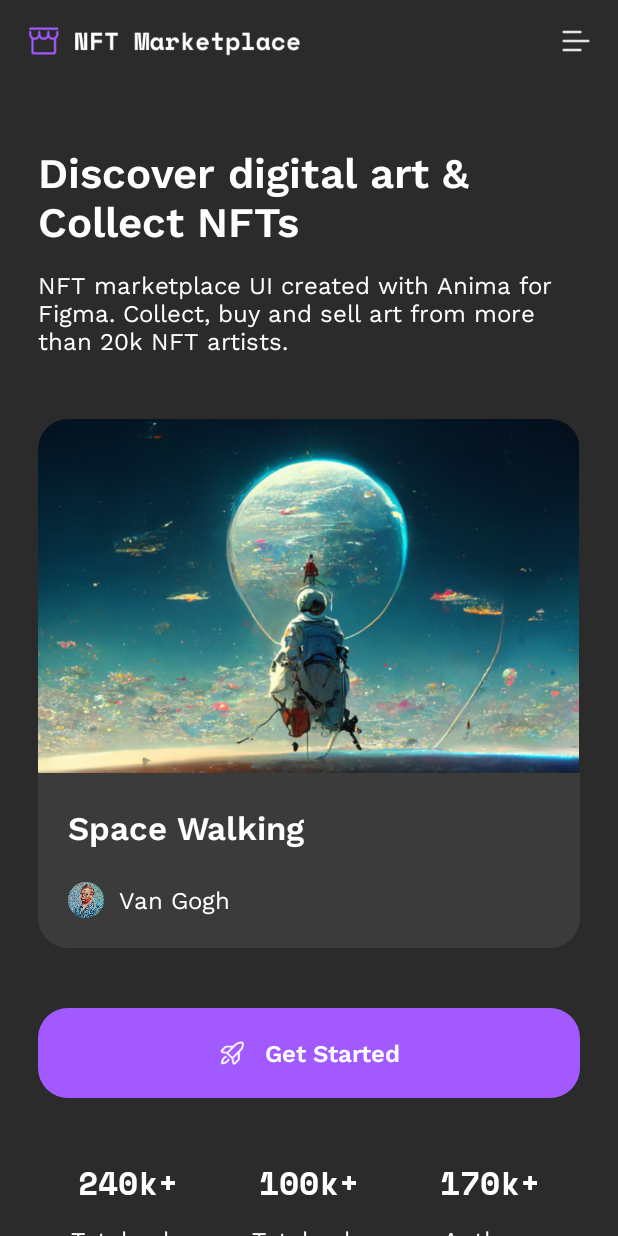
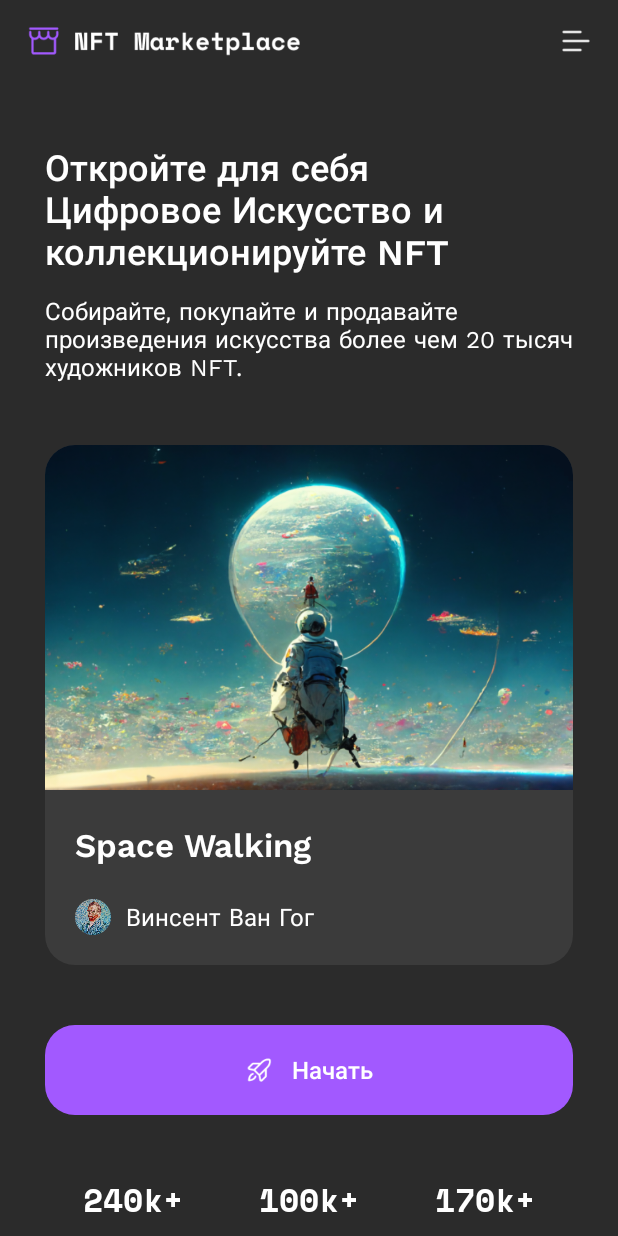
Before and after one commit to sweetconsole/DetectingFraudulentCredit-CardTransactions, an Android app: the screen it shows after launch (MainActivity), on a phone screen of 412 x 824 dp. Run offline under Robolectric (Android 15) with nearby library versions, the phone set to English and light mode, and no system bars.

Commit message:
Update app

```diff
--- /dev/null
+++ b/app/src/main/res/drawable/border_button.xml
@@ -0,0 +1,11 @@
+<?xml version="1.0" encoding="utf-8"?>
+<selector xmlns:android="http://schemas.android.com/apk/res/android">
+    <item>
+        <shape android:shape="rectangle">
+            <stroke
+                android:width="2dp"
+                android:color="@color/violet"/>
+            <corners android:radius="20dp" />
+        </shape>
+    </item>
+</selector>
--- a/app/src/main/res/layout/activity_main.xml
+++ b/app/src/main/res/layout/activity_main.xml
@@ -54,26 +54,26 @@
         android:layout_marginTop="54dp"
         android:fillViewport="true"
         app:layout_constraintEnd_toEndOf="parent"
-        app:layout_constraintHorizontal_bias="0.0"
         app:layout_constraintStart_toStartOf="parent"
         app:layout_constraintTop_toBottomOf="@+id/appBarLayout">
 
 
         <androidx.constraintlayout.widget.ConstraintLayout
             android:layout_width="match_parent"
-            android:layout_height="wrap_content">
+            android:layout_height="wrap_content"
+            android:paddingBottom="40dp">
 
             <TextView
                 android:id="@+id/introTitle"
                 android:layout_width="match_parent"
                 android:layout_height="wrap_content"
-                android:layout_marginStart="25dp"
+                android:layout_marginStart="30dp"
                 android:layout_marginTop="40dp"
-                android:layout_marginEnd="25dp"
+                android:layout_marginEnd="30dp"
                 android:fontFamily="@font/work_sans_semi_bold"
                 android:text="@string/intro_title"
                 android:textColor="@color/white"
-                android:textSize="28sp"
+                android:textSize="24sp"
                 app:layout_constraintEnd_toEndOf="parent"
                 app:layout_constraintStart_toStartOf="parent"
                 app:layout_constraintTop_toTopOf="parent" />
@@ -82,9 +82,9 @@
                 android:id="@+id/introDescription"
                 android:layout_width="match_parent"
                 android:layout_height="wrap_content"
-                android:layout_marginStart="25dp"
+                android:layout_marginStart="30dp"
                 android:layout_marginTop="10dp"
-                android:layout_marginEnd="25dp"
+                android:layout_marginEnd="30dp"
                 android:fontFamily="@font/work_sans_regular"
                 android:text="@string/intro_description"
                 android:textColor="@color/white"
@@ -99,9 +99,9 @@
                 android:id="@+id/introBlock"
                 android:layout_width="match_parent"
                 android:layout_height="wrap_content"
-                android:layout_marginStart="25dp"
+                android:layout_marginStart="30dp"
                 android:layout_marginTop="40dp"
-                android:layout_marginEnd="25dp"
+                android:layout_marginEnd="30dp"
                 android:background="@drawable/layout_bg"
                 app:layout_constraintEnd_toEndOf="parent"
                 app:layout_constraintStart_toStartOf="parent"
@@ -173,9 +173,9 @@
                 android:id="@+id/getStartedButton"
                 android:layout_width="match_parent"
                 android:layout_height="60dp"
-                android:layout_marginStart="25dp"
+                android:layout_marginStart="30dp"
                 android:layout_marginTop="40dp"
-                android:layout_marginEnd="25dp"
+                android:layout_marginEnd="30dp"
                 android:gravity="center"
                 android:background="@drawable/background_button"
                 app:layout_constraintEnd_toEndOf="parent"
@@ -186,7 +186,7 @@
                     android:id="@+id/getStartedButtonImage"
                     android:layout_width="20dp"
                     android:layout_height="20dp"
-                    android:src="@drawable/rocket_icon"
+                    android:src="@drawable/rocket_icon_white"
                     android:background="@color/violet"
                     app:layout_constraintBottom_toBottomOf="parent"
                     app:layout_constraintEnd_toEndOf="parent"
@@ -214,9 +214,9 @@
                 android:id="@+id/introInfo"
                 android:layout_width="match_parent"
                 android:layout_height="wrap_content"
-                android:layout_marginStart="25dp"
+                android:layout_marginStart="30dp"
                 android:layout_marginTop="40dp"
-                android:layout_marginEnd="25dp"
+                android:layout_marginEnd="30dp"
                 android:baselineAligned="false"
                 app:layout_constraintEnd_toEndOf="parent"
                 app:layout_constraintStart_toStartOf="parent"
@@ -326,9 +326,9 @@
                 android:id="@+id/trendingCollectionTitle"
                 android:layout_width="match_parent"
                 android:layout_height="wrap_content"
-                android:layout_marginStart="25dp"
+                android:layout_marginStart="30dp"
                 android:layout_marginTop="80dp"
-                android:layout_marginEnd="25dp"
+                android:layout_marginEnd="30dp"
                 android:fontFamily="@font/work_sans_semi_bold"
                 android:text="@string/trending_collection_title"
                 android:textColor="@color/white"
@@ -341,9 +341,9 @@
                 android:id="@+id/trendingCollectionDescription"
                 android:layout_width="match_parent"
                 android:layout_height="wrap_content"
-                android:layout_marginStart="25dp"
+                android:layout_marginStart="30dp"
                 android:layout_marginTop="10dp"
-                android:layout_marginEnd="25dp"
+                android:layout_marginEnd="30dp"
                 android:fontFamily="@font/work_sans_regular"
                 android:text="@string/trending_collection_description"
                 android:textColor="@color/white"
@@ -356,9 +356,9 @@
                 android:id="@+id/trendingCollectionImageOne"
                 android:layout_width="match_parent"
                 android:layout_height="match_parent"
-                android:layout_marginStart="25dp"
+                android:layout_marginStart="30dp"
                 android:layout_marginTop="40dp"
-                android:layout_marginEnd="25dp"
+                android:layout_marginEnd="30dp"
                 android:adjustViewBounds="true"
                 app:layout_constraintEnd_toEndOf="parent"
                 app:layout_constraintStart_toStartOf="parent"
@@ -370,9 +370,9 @@
                 android:id="@+id/linearLayout"
                 android:layout_width="match_parent"
                 android:layout_height="wrap_content"
-                android:layout_marginStart="25dp"
+                android:layout_marginStart="30dp"
                 android:layout_marginTop="25dp"
-                android:layout_marginEnd="25dp"
+                android:layout_marginEnd="30dp"
                 android:orientation="horizontal"
                 app:layout_constraintEnd_toEndOf="parent"
                 app:layout_constraintStart_toStartOf="parent"
@@ -415,9 +415,9 @@
                 android:id="@+id/trendingCollectionName"
                 android:layout_width="match_parent"
                 android:layout_height="wrap_content"
-                android:layout_marginStart="25dp"
+                android:layout_marginStart="30dp"
                 android:layout_marginTop="15dp"
-                android:layout_marginEnd="25dp"
+                android:layout_marginEnd="30dp"
                 android:fontFamily="@font/work_sans_semi_bold"
                 android:text="@string/trending_collection_name"
                 android:textColor="@color/white"
@@ -427,10 +427,12 @@
                 app:layout_constraintTop_toBottomOf="@+id/linearLayout" />
 
             <androidx.constraintlayout.widget.ConstraintLayout
+                android:id="@+id/constraintLayout"
                 android:layout_width="match_parent"
                 android:layout_height="wrap_content"
-                android:layout_marginStart="25dp"
-                android:layout_marginEnd="25dp"
+                android:layout_marginStart="30dp"
+                android:layout_marginTop="15dp"
+                android:layout_marginEnd="30dp"
                 app:layout_constraintEnd_toEndOf="parent"
                 app:layout_constraintStart_toStartOf="parent"
                 app:layout_constraintTop_toBottomOf="@+id/trendingCollectionName">
@@ -451,16 +453,97 @@
                     android:layout_width="wrap_content"
                     android:layout_height="wrap_content"
                     android:layout_marginStart="10dp"
+                    android:fontFamily="@font/work_sans_regular"
                     android:text="@string/trending_collection_author_name"
                     android:textColor="@color/white"
                     android:textSize="16sp"
-                    android:fontFamily="@font/work_sans_regular"
                     app:layout_constraintBottom_toBottomOf="parent"
                     app:layout_constraintStart_toEndOf="@+id/trendingCollectionAuthorAvatar"
                     app:layout_constraintTop_toTopOf="parent" />
 
             </androidx.constraintlayout.widget.ConstraintLayout>
 
+            <TextView
+                android:id="@+id/topCreatorsTitle"
+                android:layout_width="match_parent"
+                android:layout_height="wrap_content"
+                android:layout_marginStart="30dp"
+                android:layout_marginTop="80dp"
+                android:layout_marginEnd="30dp"
+                android:text="@string/top_creators_title"
+                android:textColor="@color/white"
+                android:textSize="28sp"
+                android:fontFamily="@font/work_sans_semi_bold"
+                app:layout_constraintEnd_toEndOf="parent"
+                app:layout_constraintStart_toStartOf="parent"
+                app:layout_constraintTop_toBottomOf="@+id/constraintLayout" />
+
+            <TextView
+                android:id="@+id/topCreatorsDescription"
+                android:layout_width="match_parent"
+                android:layout_height="wrap_content"
+                android:layout_marginStart="30dp"
+                android:layout_marginTop="10dp"
+                android:layout_marginEnd="30dp"
+                android:fontFamily="@font/work_sans_regular"
+                android:text="@string/top_creators_description"
+                android:textColor="@color/white"
+                android:textSize="16sp"
+                app:layout_constraintEnd_toEndOf="parent"
+                app:layout_constraintStart_toStartOf="parent"
+                app:layout_constraintTop_toBottomOf="@+id/topCreatorsTitle" />
+
+            <androidx.recyclerview.widget.RecyclerView
+                android:id="@+id/topCreatorsItems"
+                android:layout_width="match_parent"
+                android:layout_height="match_parent"
+                android:layout_marginStart="30dp"
+                android:layout_marginTop="40dp"
+                android:layout_marginEnd="30dp"
+                app:layout_constraintEnd_toEndOf="parent"
+                app:layout_constraintStart_toStartOf="parent"
+                app:layout_constraintTop_toBottomOf="@+id/topCreatorsDescription"/>
+
+            <LinearLayout
+                android:id="@+id/viewRankingsButton"
+                android:layout_width="match_parent"
+                android:layout_height="60dp"
+                android:layout_marginStart="30dp"
+                android:layout_marginTop="40dp"
+                android:layout_marginEnd="30dp"
+                android:gravity="center"
+                android:background="@drawable/border_button"
+                app:layout_constraintEnd_toEndOf="parent"
+                app:layout_constraintStart_toStartOf="parent"
+                app:layout_constraintTop_toBottomOf="@+id/topCreatorsItems">
+
+                <ImageView
+                    android:id="@+id/viewRankingsImage"
+                    android:layout_width="20dp"
+                    android:layout_height="20dp"
+                    android:src="@drawable/rokcet_icon_violet"
+                    android:background="@color/dark_grey"
+                    app:layout_constraintBottom_toBottomOf="parent"
+                    app:layout_constraintEnd_toEndOf="parent"
+                    app:layout_constraintStart_toStartOf="parent"
+                    app:layout_constraintTop_toTopOf="parent"
+                    android:contentDescription="@string/error_load_image" />
+
+                <TextView
+                    android:id="@+id/viewRankingsButtonText"
+                    android:layout_width="wrap_content"
+                    android:layout_height="wrap_content"
+                    android:layout_marginStart="12dp"
+                    android:fontFamily="@font/work_sans_semi_bold"
+                    android:text="@string/view_rankings_button_text"
+                    android:textColor="@color/white"
+                    android:textSize="16sp"
+                    android:background="@color/dark_grey"
+                    app:layout_constraintBottom_toBottomOf="parent"
+                    app:layout_constraintEnd_toEndOf="parent"
+                    app:layout_constraintStart_toEndOf="@+id/imageView2"
+                    app:layout_constraintTop_toTopOf="parent" />
+            </LinearLayout>
         </androidx.constraintlayout.widget.ConstraintLayout>
 
     </ScrollView>
--- a/app/src/main/res/values/corners_rounded.xml
+++ b/app/src/main/res/values/corners_rounded.xml
@@ -15,4 +15,9 @@
         <item name="cornerSize">20dp</item>
         <item name="cornerFamily">rounded</item>
     </style>
+
+    <style name="corners_rounded_30dp">
+        <item name="cornerSize">30dp</item>
+        <item name="cornerFamily">rounded</item>
+    </style>
 </resources>
--- a/app/src/main/res/values/preloaded_fonts.xml
+++ b/app/src/main/res/values/preloaded_fonts.xml
@@ -1,6 +1,7 @@
 <?xml version="1.0" encoding="utf-8"?>
 <resources>
     <array name="preloaded_fonts" translatable="false">
+        <item>@font/space_mono_regular</item>
         <item>@font/space_mono_bold</item>
         <item>@font/work_sans_regular</item>
         <item>@font/work_sans_semi_bold</item>
--- a/app/src/main/res/values/strings.xml
+++ b/app/src/main/res/values/strings.xml
@@ -3,17 +3,17 @@
     <string name="error_load_image">error load image</string>
 
         <!-- INTRO -->
-    <string name="intro_title"><![CDATA[Discover digital art & Collect NFTs]]></string>
-    <string name="intro_description">NFT marketplace UI created with Anima for Figma. Collect, buy and sell art from more than 20k NFT artists.</string>
-    <string name="intro_button">Get Started</string>
+    <string name="intro_title">Откройте для себя Цифровое Искусство и  коллекционируйте NFT</string>
+    <string name="intro_description">Собирайте, покупайте и продавайте произведения искусства более чем 20 тысяч художников NFT.</string>
+    <string name="intro_button">Начать</string>
     <string name="intro_name">Space Walking</string>
-    <string name="intro_author">Van Gogh</string>
+    <string name="intro_author">Винсент Ван Гог</string>
     <string name="intro_total_sale_value">240k+</string>
-    <string name="intro_total_sale_title">Total sale</string>
+    <string name="intro_total_sale_title">Продаж</string>
     <string name="intro_auctions_value">100k+</string>
-    <string name="intro_auctions_title">Auctions</string>
+    <string name="intro_auctions_title">Аукционов</string>
     <string name="intro_authors_value">170k+</string>
-    <string name="intro_authors_title">Authors</string>
+    <string name="intro_authors_title">Авторов</string>
 
     <!-- TRENDING COLLECTION -->
     <string name="trending_collection_title">Trending Collection</string>
@@ -21,4 +21,14 @@
     <string name="trending_collection_count">125+</string>
     <string name="trending_collection_name">DSGN Animals</string>
     <string name="trending_collection_author_name">MrFox</string>
+
+    <!-- TOP CREATORS -->
+    <string name="top_creators_title">Top Creators</string>
+    <string name="top_creators_description">Checkout Top Rated Creators on the NFT Marketplace.</string>
+    <string name="view_rankings_button_text">View Rankings</string>
+
+    <!-- TOP CREATORS ITEM -->
+    <string name="top_creators_item_authors_name">Keepitreal</string>
+    <string name="top_creators_item_total_sales_title">Total Sales:</string>
+    <string name="top_creators_item_total_sales_value">34.53 ETH</string>
 </resources>
```
Also changed, not shown: app/src/main/res/font/space_mono_regular.xml (added, +7 -0 lines), app/src/main/res/layout/top_authors_item.xml (added, +60 -0 lines), app/src/main/res/drawable/rocket_icon_white.png (renamed from app/src/main/res/drawable/rocket_icon.png), app/src/main/res/drawable/rokcet_icon_violet.png (added).
